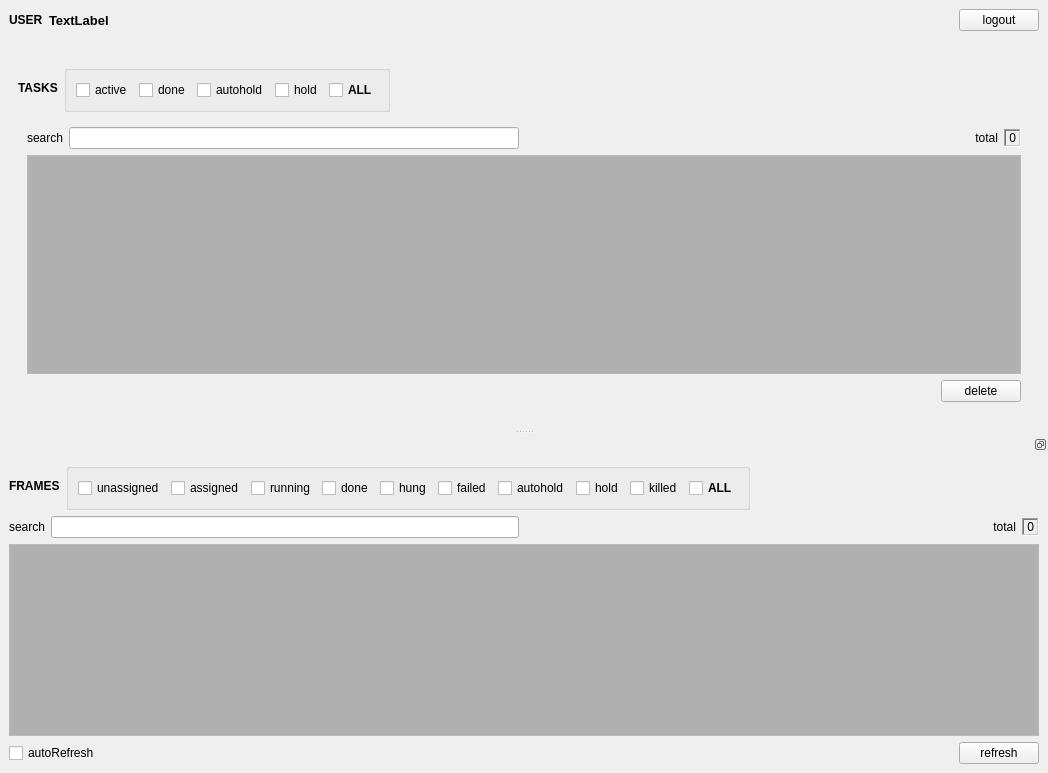
Qt form rbhusUI/lib/rbhusListMod.ui (aumanimationstudios/rbhus) before a commit.
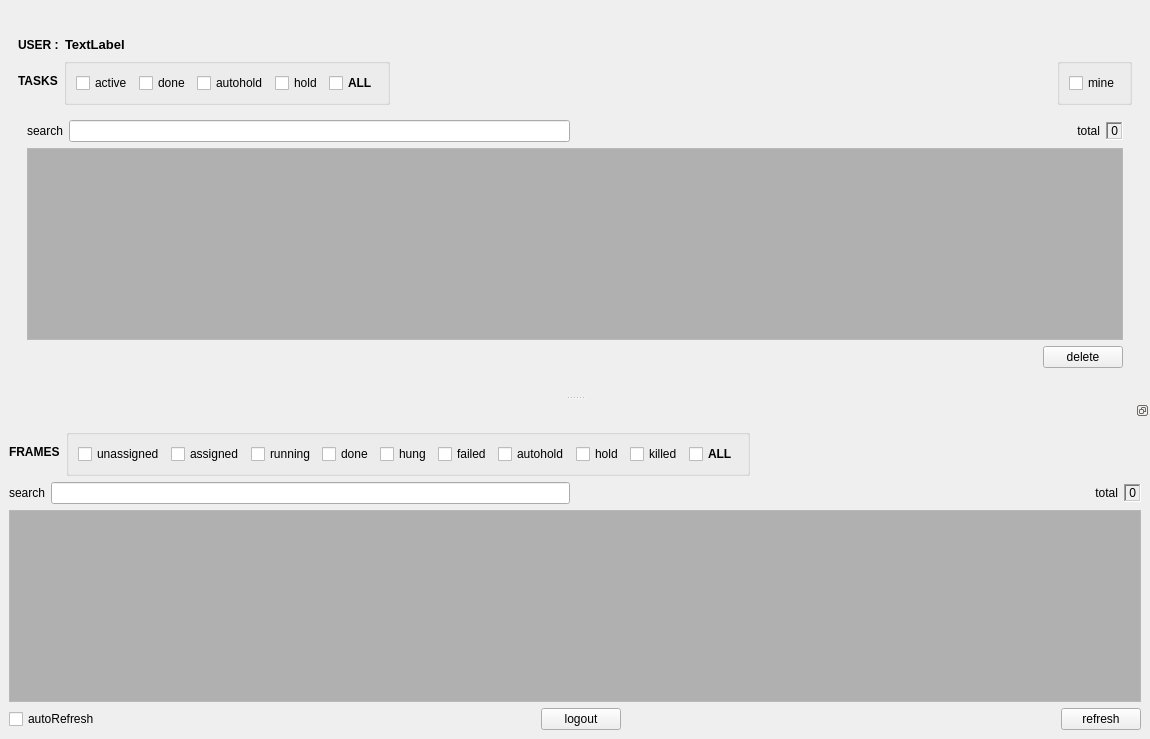
The same form after that commit.

Patch:
```diff
--- a/rbhusUI/lib/rbhusListMod.ui
+++ b/rbhusUI/lib/rbhusListMod.ui
@@ -9,8 +9,8 @@
    <rect>
     <x>0</x>
     <y>0</y>
-    <width>1048</width>
-    <height>773</height>
+    <width>1150</width>
+    <height>707</height>
    </rect>
   </property>
   <property name="sizePolicy">
@@ -37,7 +37,26 @@
   <widget class="QWidget" name="centralwidget">
    <layout class="QVBoxLayout" name="verticalLayout_5">
     <item>
-     <layout class="QHBoxLayout" name="horizontalLayout">
+     <widget class="QDockWidget" name="dockWidgetTasks">
+      <property name="sizePolicy">
+       <sizepolicy hsizetype="MinimumExpanding" vsizetype="MinimumExpanding">
+        <horstretch>0</horstretch>
+        <verstretch>0</verstretch>
+       </sizepolicy>
+      </property>
+      <property name="features">
+       <set>QDockWidget::NoDockWidgetFeatures</set>
+      </property>
+      <widget class="QWidget" name="dockWidgetContents_2">
+       <property name="sizePolicy">
+        <sizepolicy hsizetype="MinimumExpanding" vsizetype="MinimumExpanding">
+         <horstretch>0</horstretch>
+         <verstretch>0</verstretch>
+        </sizepolicy>
+       </property>
+       <layout class="QVBoxLayout" name="verticalLayout_3">
+        <item>
+         <layout class="QHBoxLayout" name="horizontalLayout_12">
       <item>
        <widget class="QLabel" name="label">
         <property name="sizePolicy">
@@ -53,7 +72,7 @@
          </font>
         </property>
         <property name="text">
-         <string>USER</string>
+             <string>USER :</string>
         </property>
        </widget>
       </item>
@@ -72,40 +91,8 @@
         </property>
        </widget>
       </item>
-      <item>
-       <widget class="QPushButton" name="pushLogout">
-        <property name="sizePolicy">
-         <sizepolicy hsizetype="Maximum" vsizetype="Fixed">
-          <horstretch>0</horstretch>
-          <verstretch>0</verstretch>
-         </sizepolicy>
-        </property>
-        <property name="text">
-         <string>logout</string>
-        </property>
-       </widget>
-      </item>
-     </layout>
-    </item>
-    <item>
-     <widget class="QDockWidget" name="dockWidgetTasks">
-      <property name="sizePolicy">
-       <sizepolicy hsizetype="MinimumExpanding" vsizetype="MinimumExpanding">
-        <horstretch>0</horstretch>
-        <verstretch>0</verstretch>
-       </sizepolicy>
-      </property>
-      <property name="features">
-       <set>QDockWidget::NoDockWidgetFeatures</set>
-      </property>
-      <widget class="QWidget" name="dockWidgetContents_2">
-       <property name="sizePolicy">
-        <sizepolicy hsizetype="MinimumExpanding" vsizetype="MinimumExpanding">
-         <horstretch>0</horstretch>
-         <verstretch>0</verstretch>
-        </sizepolicy>
-       </property>
-       <layout class="QVBoxLayout" name="verticalLayout_3">
+         </layout>
+        </item>
         <item>
          <layout class="QHBoxLayout" name="horizontalLayout_3">
           <item>
@@ -227,6 +214,28 @@
             </property>
            </spacer>
           </item>
+          <item>
+           <widget class="QGroupBox" name="groupBox">
+            <property name="title">
+             <string/>
+            </property>
+            <layout class="QHBoxLayout" name="horizontalLayout_10">
+             <item>
+              <widget class="QCheckBox" name="checkTMine">
+               <property name="sizePolicy">
+                <sizepolicy hsizetype="Fixed" vsizetype="Fixed">
+                 <horstretch>0</horstretch>
+                 <verstretch>0</verstretch>
+                </sizepolicy>
+               </property>
+               <property name="text">
+                <string>mine</string>
+               </property>
+              </widget>
+             </item>
+            </layout>
+           </widget>
+          </item>
          </layout>
         </item>
         <item>
@@ -908,6 +917,32 @@
            </property>
           </spacer>
          </item>
+         <item>
+          <widget class="QPushButton" name="pushLogout">
+           <property name="sizePolicy">
+            <sizepolicy hsizetype="Maximum" vsizetype="Fixed">
+             <horstretch>0</horstretch>
+             <verstretch>0</verstretch>
+            </sizepolicy>
+           </property>
+           <property name="text">
+            <string>logout</string>
+           </property>
+          </widget>
+         </item>
+         <item>
+          <spacer name="horizontalSpacer_2">
+           <property name="orientation">
+            <enum>Qt::Horizontal</enum>
+           </property>
+           <property name="sizeHint" stdset="0">
+            <size>
+             <width>40</width>
+             <height>20</height>
+            </size>
+           </property>
+          </spacer>
+         </item>
          <item>
           <widget class="QPushButton" name="pushRefresh">
            <property name="text">
```
Lines whose indentation alone changed are shown as unchanged.
